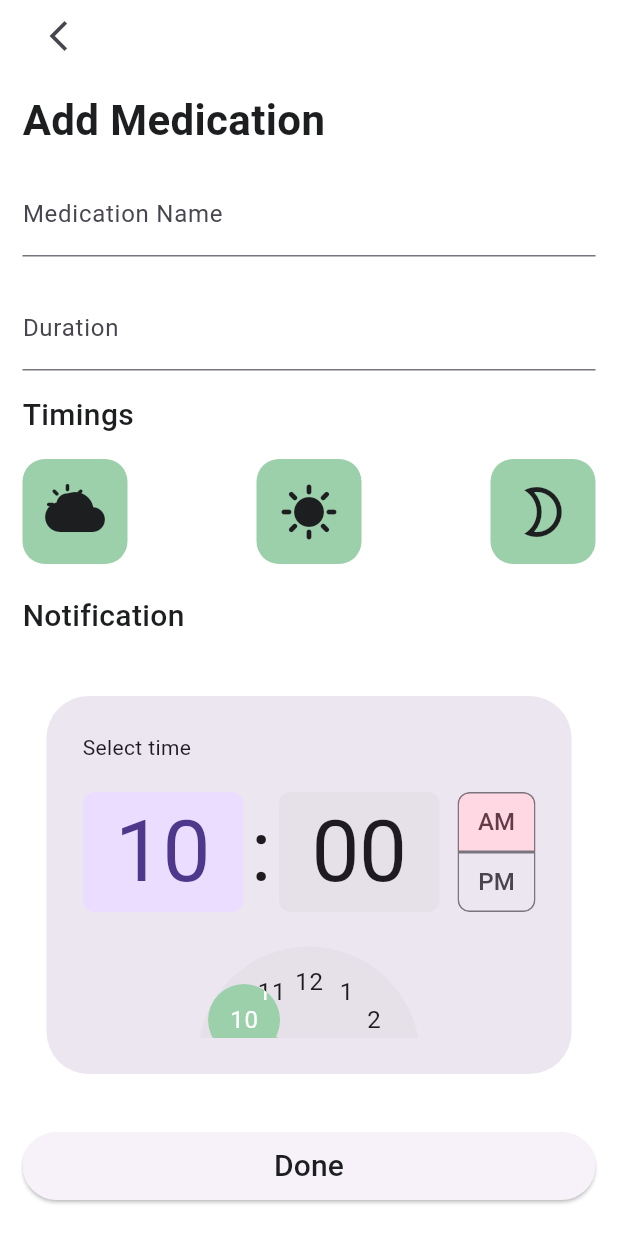
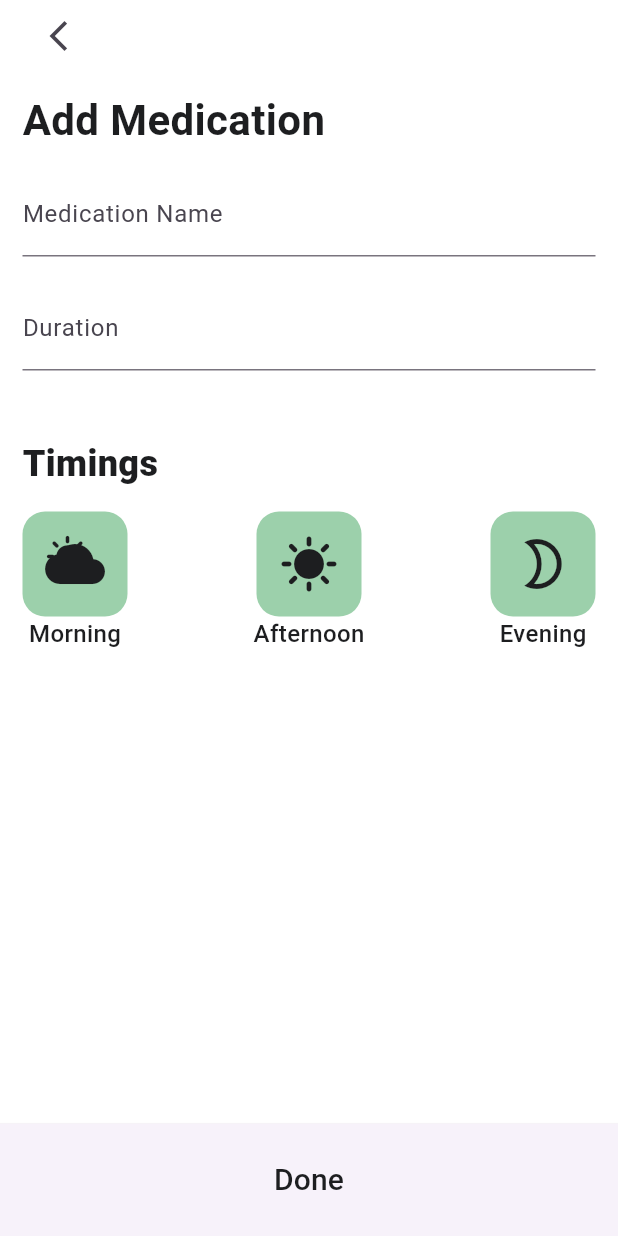
Before and after one commit to Pamuah/AI-mobile-health-App, a Flutter app: the AddMedicationScreen screen opened by its route, on a phone screen of 412 x 824 dp. Run offline on Flutter 3.47's test engine with Material 3 defaults, Android fonts, the phone set to English and light mode, and no system bars; our stand-ins replace device_preview, google_nav_bar.

Commit message:
subtle changes

```diff
--- a/lib/Screens/add_medication.dart
+++ b/lib/Screens/add_medication.dart
@@ -15,6 +15,24 @@ class _AddMedicationScreenState extends State<AddMedicationScreen> {
     final color = Theme.of(context).colorScheme;
 
     return Scaffold(
+      bottomNavigationBar: SizedBox(
+        height: 75,
+        width: double.infinity,
+        child: ElevatedButton(
+          onPressed: () {},
+          style: ElevatedButton.styleFrom(
+              shape: const RoundedRectangleBorder(
+                  borderRadius: BorderRadius.zero)),
+          child: Text(
+            "Done",
+            style: TextStyle(
+              fontWeight: FontWeight.w500,
+              fontSize: 20,
+              color: color.secondary,
+            ),
+          ),
+        ),
+      ),
       body: SafeArea(
         child: SingleChildScrollView(
           child: Padding(
@@ -23,7 +41,9 @@ class _AddMedicationScreenState extends State<AddMedicationScreen> {
               crossAxisAlignment: CrossAxisAlignment.start,
               children: [
                 IconButton(
-                  onPressed: () {},
+                  onPressed: () {
+                    Navigator.of(context).pop();
+                  },
                   icon: const Icon(Icons.arrow_back_ios_new),
                 ),
                 const Divider(
@@ -57,14 +77,14 @@ class _AddMedicationScreenState extends State<AddMedicationScreen> {
                   ),
                 ),
                 const Divider(
-                  height: 15,
+                  height: 45,
                   thickness: 0.005,
                 ),
                 Text(
                   "Timings",
                   style: TextStyle(
-                    fontWeight: FontWeight.w500,
-                    fontSize: 20,
+                    fontWeight: FontWeight.w900,
+                    fontSize: 24,
                     color: color.secondary,
                   ),
                 ),
@@ -74,6 +94,15 @@ class _AddMedicationScreenState extends State<AddMedicationScreen> {
                 ),
                 Row(
                   mainAxisAlignment: MainAxisAlignment.spaceBetween,
+                  children: [
+                    InkWell(
+                      onTap: () {
+                        showTimePicker(
+                          context: context,
+                          initialTime: TimeOfDay.now(),
+                        );
+                      },
+                      child: Column(
                         children: [
                           Container(
                             padding: const EdgeInsets.all(15),
@@ -105,6 +134,26 @@ class _AddMedicationScreenState extends State<AddMedicationScreen> {
                               ],
                             ),
                           ),
+                          Text(
+                            "Morning",
+                            style: TextStyle(
+                              fontWeight: FontWeight.w500,
+                              fontSize: 16,
+                              color: color.secondary,
+                            ),
+                          ),
+                        ],
+                      ),
+                    ),
+                    InkWell(
+                      onTap: () {
+                        showTimePicker(
+                          context: context,
+                          initialTime: TimeOfDay.now(),
+                        );
+                      },
+                      child: Column(
+                        children: [
                           Container(
                             padding: const EdgeInsets.all(15),
                             height: 70,
@@ -121,6 +170,26 @@ class _AddMedicationScreenState extends State<AddMedicationScreen> {
                               size: 40,
                             ),
                           ),
+                          Text(
+                            "Afternoon",
+                            style: TextStyle(
+                              fontWeight: FontWeight.w500,
+                              fontSize: 16,
+                              color: color.secondary,
+                            ),
+                          ),
+                        ],
+                      ),
+                    ),
+                    InkWell(
+                      onTap: () {
+                        showTimePicker(
+                          context: context,
+                          initialTime: TimeOfDay.now(),
+                        );
+                      },
+                      child: Column(
+                        children: [
                           Container(
                             padding: const EdgeInsets.all(15),
                             height: 70,
@@ -137,50 +206,48 @@ class _AddMedicationScreenState extends State<AddMedicationScreen> {
                               size: 40,
                             ),
                           ),
+                          Text(
+                            "Evening",
+                            style: TextStyle(
+                              fontWeight: FontWeight.w500,
+                              fontSize: 16,
+                              color: color.secondary,
+                            ),
+                          )
                         ],
                       ),
-                const Divider(
-                  height: 20,
-                  thickness: 0.005,
                     ),
-                Text(
-                  "Notification",
-                  style: TextStyle(
-                    fontWeight: FontWeight.w500,
-                    fontSize: 20,
-                    color: color.secondary,
+                  ],
                 ),
-                ),
-                const Divider(
-                  height: 15,
-                  thickness: 0.005,
-                ),
-                const SizedBox(
-                  width: 700,
-                  height: 300,
-                  child: TimePickerDialog(
-                    initialTime: TimeOfDay(hour: 10, minute: 00),
-                  ),
-                ),
-                const Divider(
-                  height: 15,
-                  thickness: 0.005,
-                ),
-                SizedBox(
-                  height: 45,
-                  width: double.infinity,
-                  child: ElevatedButton(
-                    onPressed: () {},
-                    child: Text(
-                      "Done",
-                      style: TextStyle(
-                        fontWeight: FontWeight.w500,
-                        fontSize: 20,
-                        color: color.secondary,
-                      ),
-                    ),
-                  ),
-                ),
+                // const Divider(
+                //   height: 20,
+                //   thickness: 0.005,
+                // ),
+                // Text(
+                //   "Set Notification Time ",
+                //   style: TextStyle(
+                //     fontWeight: FontWeight.w500,
+                //     fontSize: 20,
+                //     color: color.secondary,
+                //   ),
+                // ),
+                // const Divider(
+                //   height: 5,
+                //   thickness: 0.005,
+                // ),
+                // IconButton(
+                //   onPressed: () {
+                //     showTimePicker(
+                //       context: context,
+                //       initialTime: TimeOfDay.now(),
+                //     );
+                //   },
+                //   icon: const Icon(Icons.calendar_month_outlined),
+                // ),
+                // const Divider(
+                //   height: 150,
+                //   thickness: 0.005,
+                // ),
               ],
             ),
           ),
--- a/lib/main.dart
+++ b/lib/main.dart
@@ -1,3 +1,4 @@
+import 'package:ai_mhealth_app/Screens/add_medication.dart';
 import 'package:ai_mhealth_app/Screens/healthreminder.dart';
 import 'package:ai_mhealth_app/Screens/homePage.dart';
 import 'package:ai_mhealth_app/Screens/login.dart';
@@ -31,7 +32,7 @@ class MyApp extends StatelessWidget {
       debugShowCheckedModeBanner: false,
       routes: App_routes().getRoutes(),
       initialRoute: '/',
-      home: MedicationReminderScreen(),
+      home: const MedicationReminderScreen(),
     );
   }
 }
```
Lines whose indentation alone changed are shown as unchanged.
